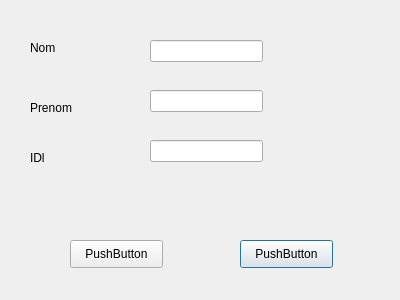
Above: Khalil/modifwidget.ui from khalil-ch/E-Health_2A1 before the change. Below: the same form after it.
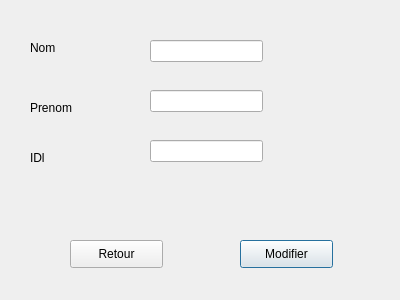
That is the form after the change.

The edit to the form file:
```diff
--- a/Khalil/modifwidget.ui
+++ b/Khalil/modifwidget.ui
@@ -23,7 +23,7 @@
     </rect>
    </property>
    <property name="text">
-    <string>PushButton</string>
+    <string>Modifier</string>
    </property>
   </widget>
   <widget class="QPushButton" name="pushButton_2">
@@ -36,7 +36,7 @@
     </rect>
    </property>
    <property name="text">
-    <string>PushButton</string>
+    <string>Retour</string>
    </property>
   </widget>
   <widget class="QLineEdit" name="lineEdit">
```
